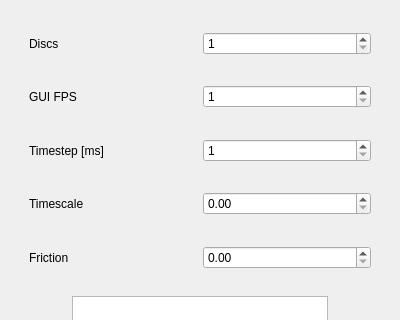
The window that src/libcellgui/widgets/SimulationControlWidget.ui (yannik131/Cell) describes before a commit, drawn with Qt 5; both pictures show x 0 to 400 and y 0 to 320 of the 400 by 553 pixel window.
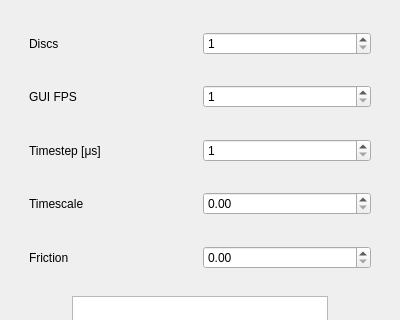
The same window after the commit.

The edit to the form file:
```diff
--- a/src/libcellgui/widgets/SimulationControlWidget.ui
+++ b/src/libcellgui/widgets/SimulationControlWidget.ui
@@ -93,7 +93,7 @@
          <item>
           <widget class="QLabel" name="label_2">
            <property name="text">
-            <string>Timestep [ms]</string>
+            <string>Timestep [μs]</string>
            </property>
           </widget>
          </item>
```
